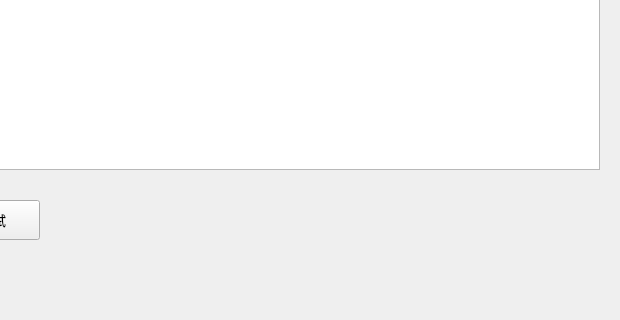
Old version of the form ExamServer/monitormain.ui in the repository gscsdlz/exam; both pictures show x 380 to 1000 and y 380 to 700 of the 1000 by 700 pixel window.
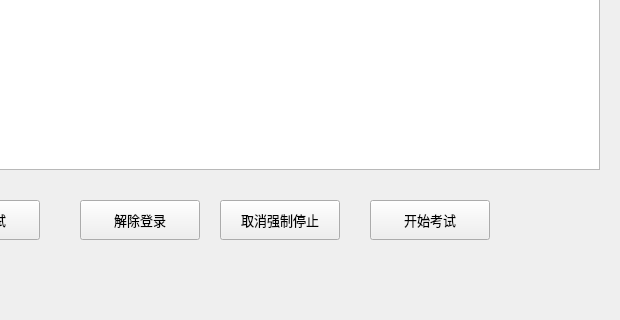
New version of the form.

The edit to the form file:
```diff
--- a/ExamServer/monitormain.ui
+++ b/ExamServer/monitormain.ui
@@ -81,6 +81,45 @@
     <string>进入编号模式</string>
    </property>
   </widget>
+  <widget class="QPushButton" name="unlockLogin">
+   <property name="geometry">
+    <rect>
+     <x>460</x>
+     <y>580</y>
+     <width>120</width>
+     <height>40</height>
+    </rect>
+   </property>
+   <property name="text">
+    <string>解除登录</string>
+   </property>
+  </widget>
+  <widget class="QPushButton" name="unlockExamStop">
+   <property name="geometry">
+    <rect>
+     <x>600</x>
+     <y>580</y>
+     <width>120</width>
+     <height>40</height>
+    </rect>
+   </property>
+   <property name="text">
+    <string>取消强制停止</string>
+   </property>
+  </widget>
+  <widget class="QPushButton" name="startExam">
+   <property name="geometry">
+    <rect>
+     <x>750</x>
+     <y>580</y>
+     <width>120</width>
+     <height>40</height>
+    </rect>
+   </property>
+   <property name="text">
+    <string>开始考试</string>
+   </property>
+  </widget>
  </widget>
  <layoutdefault spacing="6" margin="11"/>
  <resources/>
```
